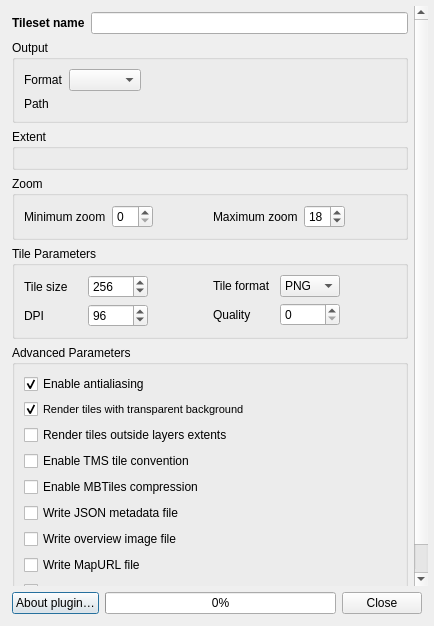
nextgis/qgis_qtiles, file src/qtiles/ui/qtilesdialogbase.ui: the form before one commit.
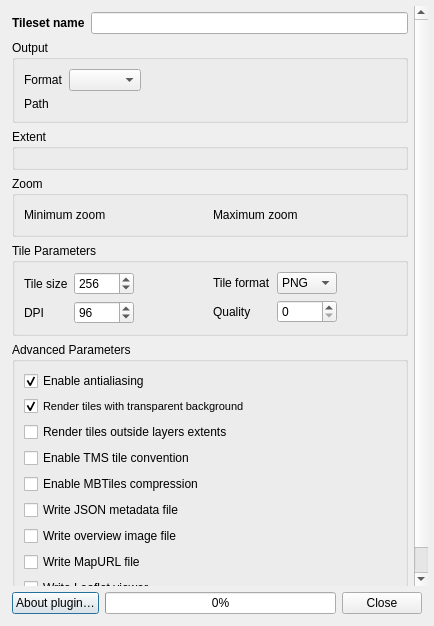
The form after the commit. Custom widgets are drawn as their Qt base class.

Commit message:
Add custom spinbox widget
QPL-317

```diff
--- a/src/qtiles/ui/qtilesdialogbase.ui
+++ b/src/qtiles/ui/qtilesdialogbase.ui
@@ -284,7 +284,7 @@
          <property name="title">
           <string>Zoom</string>
          </property>
-         <layout class="QVBoxLayout" name="verticalLayout_6">
+         <layout class="QVBoxLayout" name="verticalLayout_6" stretch="0">
           <property name="leftMargin">
            <number>9</number>
           </property>
@@ -300,7 +300,7 @@
           <item>
            <widget class="QWidget" name="zoom_widget" native="true">
             <property name="sizePolicy">
-             <sizepolicy hsizetype="Expanding" vsizetype="Preferred">
+             <sizepolicy hsizetype="Preferred" vsizetype="Preferred">
               <horstretch>0</horstretch>
               <verstretch>0</verstretch>
              </sizepolicy>
@@ -311,7 +311,7 @@
               <height>16777215</height>
              </size>
             </property>
-            <layout class="QGridLayout" name="gridLayout_3">
+            <layout class="QHBoxLayout" name="horizontalLayout_4">
              <property name="leftMargin">
               <number>0</number>
              </property>
@@ -324,9 +324,9 @@
              <property name="bottomMargin">
               <number>0</number>
              </property>
-             <item row="0" column="0">
-              <layout class="QFormLayout" name="formLayout_4">
-               <item row="0" column="0">
+             <item>
+              <layout class="QHBoxLayout" name="horizontalLayout_2">
+               <item>
                 <widget class="QLabel" name="label">
                  <property name="sizePolicy">
                   <sizepolicy hsizetype="Fixed" vsizetype="Preferred">
@@ -339,24 +339,34 @@
                  </property>
                 </widget>
                </item>
-               <item row="0" column="1">
-                <widget class="QSpinBox" name="spnZoomMin">
+               <item>
+                <widget class="ZoomLevelSpinBox" name="min_zoom_level_spinbox" native="true">
                  <property name="sizePolicy">
-                  <sizepolicy hsizetype="Fixed" vsizetype="Fixed">
+                  <sizepolicy hsizetype="Preferred" vsizetype="Preferred">
                    <horstretch>0</horstretch>
                    <verstretch>0</verstretch>
                   </sizepolicy>
                  </property>
-                 <property name="maximum">
-                  <number>40</number>
-                 </property>
                 </widget>
                </item>
+               <item>
+                <spacer name="horizontalSpacer_2">
+                 <property name="orientation">
+                  <enum>Qt::Horizontal</enum>
+                 </property>
+                 <property name="sizeHint" stdset="0">
+                  <size>
+                   <width>40</width>
+                   <height>20</height>
+                  </size>
+                 </property>
+                </spacer>
+               </item>
               </layout>
              </item>
-             <item row="0" column="1">
-              <layout class="QFormLayout" name="formLayout_5">
-               <item row="0" column="0">
+             <item>
+              <layout class="QHBoxLayout" name="horizontalLayout_3">
+               <item>
                 <widget class="QLabel" name="label_2">
                  <property name="sizePolicy">
                   <sizepolicy hsizetype="Fixed" vsizetype="Preferred">
@@ -369,25 +379,29 @@
                  </property>
                 </widget>
                </item>
-               <item row="0" column="1">
-                <widget class="QSpinBox" name="spnZoomMax">
+               <item>
+                <widget class="ZoomLevelSpinBox" name="max_zoom_level_spinbox" native="true">
                  <property name="sizePolicy">
-                  <sizepolicy hsizetype="Fixed" vsizetype="Fixed">
+                  <sizepolicy hsizetype="Preferred" vsizetype="Preferred">
                    <horstretch>0</horstretch>
                    <verstretch>0</verstretch>
                   </sizepolicy>
                  </property>
-                 <property name="minimum">
-                  <number>0</number>
-                 </property>
-                 <property name="maximum">
-                  <number>40</number>
-                 </property>
-                 <property name="value">
-                  <number>18</number>
-                 </property>
                 </widget>
                </item>
+               <item>
+                <spacer name="horizontalSpacer">
+                 <property name="orientation">
+                  <enum>Qt::Horizontal</enum>
+                 </property>
+                 <property name="sizeHint" stdset="0">
+                  <size>
+                   <width>40</width>
+                   <height>20</height>
+                  </size>
+                 </property>
+                </spacer>
+               </item>
               </layout>
              </item>
             </layout>
@@ -432,7 +446,7 @@
              <item row="0" column="1">
               <layout class="QFormLayout" name="formLayout_3">
                <property name="horizontalSpacing">
-                <number>9</number>
+                <number>6</number>
                </property>
                <item row="0" column="0">
                 <widget class="QLabel" name="label_6">
@@ -510,7 +524,7 @@
              <item row="0" column="0">
               <layout class="QFormLayout" name="formLayout">
                <property name="horizontalSpacing">
-                <number>20</number>
+                <number>6</number>
                </property>
                <item row="0" column="0">
                 <widget class="QLabel" name="label_3">
@@ -611,7 +625,7 @@
           </font>
          </property>
          <property name="styleSheet">
-          <string notr="true">QgsCollapsibleGroupBoxBasic::title, QgsCollapsibleGroupBox::title {  subcontrol-origin: margin;  subcontrol-position: top left;  margin-left: 20px;  top: 1px;}, QgsCollapsibleGroupBoxBasic::title, QgsCollapsibleGroupBox::title {  subcontrol-origin: margin;  subcontrol-position: top left;  margin-left: 20px;  margin-right: 5px;  left: 0px;  top: 2px;}QgsCollapsibleGroupBoxBasic::title, QgsCollapsibleGroupBox::title {  subcontrol-origin: margin;  subcontrol-position: top left;  margin-left: 20px;  margin-right: 5px;  left: 0px;  top: 2px;}QgsCollapsibleGroupBoxBasic::title, QgsCollapsibleGroupBox::title {  subcontrol-origin: margin;  subcontrol-position: top left;  margin-left: 20px;  margin-right: 5px;  left: 0px;  top: 2px;}QgsCollapsibleGroupBoxBasic::title, QgsCollapsibleGroupBox::title {  subcontrol-origin: margin;  subcontrol-position: top left;  margin-left: 20px;  margin-right: 5px;  left: 0px;  top: 2px;}QgsCollapsibleGroupBoxBasic::title, QgsCollapsibleGroupBox::title {  subcontrol-origin: margin;  subcontrol-position: top left;  margin-left: 20px;  margin-right: 5px;  left: 0px;  top: 2px;}QgsCollapsibleGroupBoxBasic::title, QgsCollapsibleGroupBox::title {  subcontrol-origin: margin;  subcontrol-position: top left;  margin-left: 20px;  margin-right: 5px;  left: 0px;  top: 2px;}QgsCollapsibleGroupBoxBasic::title, QgsCollapsibleGroupBox::title {  subcontrol-origin: margin;  subcontrol-position: top left;  margin-left: 20px;  margin-right: 5px;  left: 0px;  top: 2px;}QgsCollapsibleGroupBoxBasic::title, QgsCollapsibleGroupBox::title {  subcontrol-origin: margin;  subcontrol-position: top left;  margin-left: 20px;  margin-right: 5px;  left: 0px;  top: 2px;}QgsCollapsibleGroupBoxBasic::title, QgsCollapsibleGroupBox::title {  subcontrol-origin: margin;  subcontrol-position: top left;  margin-left: 20px;  margin-right: 5px;  left: 0px;  top: 2px;}QgsCollapsibleGroupBoxBasic::title, QgsCollapsibleGroupBox::title {  subcontrol-origin: margin;  subcontrol-position: top left;  margin-left: 20px;  margin-right: 5px;  left: 0px;  top: 2px;}QgsCollapsibleGroupBoxBasic::title, QgsCollapsibleGroupBox::title {  subcontrol-origin: margin;  subcontrol-position: top left;  margin-left: 20px;  margin-right: 5px;  left: 0px;  top: 2px;}QgsCollapsibleGroupBoxBasic::title, QgsCollapsibleGroupBox::title {  subcontrol-origin: margin;  subcontrol-position: top left;  margin-left: 20px;  margin-right: 5px;  left: 0px;  top: 2px;}QgsCollapsibleGroupBoxBasic::title, QgsCollapsibleGroupBox::title {  subcontrol-origin: margin;  subcontrol-position: top left;  margin-left: 20px;  margin-right: 5px;  left: 0px;  top: 2px;}QgsCollapsibleGroupBoxBasic::title, QgsCollapsibleGroupBox::title {  subcontrol-origin: margin;  subcontrol-position: top left;  margin-left: 20px;  margin-right: 5px;  left: 0px;  top: 2px;}QgsCollapsibleGroupBoxBasic::title, QgsCollapsibleGroupBox::title {  subcontrol-origin: margin;  subcontrol-position: top left;  margin-left: 20px;  margin-right: 5px;  left: 0px;  top: 2px;}QgsCollapsibleGroupBoxBasic::title, QgsCollapsibleGroupBox::title {  subcontrol-origin: margin;  subcontrol-position: top left;  margin-left: 20px;  margin-right: 5px;  left: 0px;  top: 2px;}QgsCollapsibleGroupBoxBasic::title, QgsCollapsibleGroupBox::title {  subcontrol-origin: margin;  subcontrol-position: top left;  margin-left: 20px;  margin-right: 5px;  left: 0px;  top: 2px;}QgsCollapsibleGroupBoxBasic::title, QgsCollapsibleGroupBox::title {  subcontrol-origin: margin;  subcontrol-position: top left;  margin-left: 20px;  margin-right: 5px;  left: 0px;  top: 2px;}</string>
+          <string notr="true">QgsCollapsibleGroupBoxBasic::title, QgsCollapsibleGroupBox::title {  subcontrol-origin: margin;  subcontrol-position: top left;  margin-left: 20px;  top: 1px;}, QgsCollapsibleGroupBoxBasic::title, QgsCollapsibleGroupBox::title {  subcontrol-origin: margin;  subcontrol-position: top left;  margin-left: 20px;  margin-right: 5px;  left: 0px;  top: 2px;}QgsCollapsibleGroupBoxBasic::title, QgsCollapsibleGroupBox::title {  subcontrol-origin: margin;  subcontrol-position: top left;  margin-left: 20px;  margin-right: 5px;  left: 0px;  top: 2px;}QgsCollapsibleGroupBoxBasic::title, QgsCollapsibleGroupBox::title {  subcontrol-origin: margin;  subcontrol-position: top left;  margin-left: 20px;  margin-right: 5px;  left: 0px;  top: 2px;}QgsCollapsibleGroupBoxBasic::title, QgsCollapsibleGroupBox::title {  subcontrol-origin: margin;  subcontrol-position: top left;  margin-left: 20px;  margin-right: 5px;  left: 0px;  top: 2px;}QgsCollapsibleGroupBoxBasic::title, QgsCollapsibleGroupBox::title {  subcontrol-origin: margin;  subcontrol-position: top left;  margin-left: 20px;  margin-right: 5px;  left: 0px;  top: 2px;}QgsCollapsibleGroupBoxBasic::title, QgsCollapsibleGroupBox::title {  subcontrol-origin: margin;  subcontrol-position: top left;  margin-left: 20px;  margin-right: 5px;  left: 0px;  top: 2px;}QgsCollapsibleGroupBoxBasic::title, QgsCollapsibleGroupBox::title {  subcontrol-origin: margin;  subcontrol-position: top left;  margin-left: 20px;  margin-right: 5px;  left: 0px;  top: 2px;}QgsCollapsibleGroupBoxBasic::title, QgsCollapsibleGroupBox::title {  subcontrol-origin: margin;  subcontrol-position: top left;  margin-left: 20px;  margin-right: 5px;  left: 0px;  top: 2px;}QgsCollapsibleGroupBoxBasic::title, QgsCollapsibleGroupBox::title {  subcontrol-origin: margin;  subcontrol-position: top left;  margin-left: 20px;  margin-right: 5px;  left: 0px;  top: 2px;}QgsCollapsibleGroupBoxBasic::title, QgsCollapsibleGroupBox::title {  subcontrol-origin: margin;  subcontrol-position: top left;  margin-left: 20px;  margin-right: 5px;  left: 0px;  top: 2px;}QgsCollapsibleGroupBoxBasic::title, QgsCollapsibleGroupBox::title {  subcontrol-origin: margin;  subcontrol-position: top left;  margin-left: 20px;  margin-right: 5px;  left: 0px;  top: 2px;}QgsCollapsibleGroupBoxBasic::title, QgsCollapsibleGroupBox::title {  subcontrol-origin: margin;  subcontrol-position: top left;  margin-left: 20px;  margin-right: 5px;  left: 0px;  top: 2px;}QgsCollapsibleGroupBoxBasic::title, QgsCollapsibleGroupBox::title {  subcontrol-origin: margin;  subcontrol-position: top left;  margin-left: 20px;  margin-right: 5px;  left: 0px;  top: 2px;}QgsCollapsibleGroupBoxBasic::title, QgsCollapsibleGroupBox::title {  subcontrol-origin: margin;  subcontrol-position: top left;  margin-left: 20px;  margin-right: 5px;  left: 0px;  top: 2px;}QgsCollapsibleGroupBoxBasic::title, QgsCollapsibleGroupBox::title {  subcontrol-origin: margin;  subcontrol-position: top left;  margin-left: 20px;  margin-right: 5px;  left: 0px;  top: 2px;}QgsCollapsibleGroupBoxBasic::title, QgsCollapsibleGroupBox::title {  subcontrol-origin: margin;  subcontrol-position: top left;  margin-left: 20px;  margin-right: 5px;  left: 0px;  top: 2px;}QgsCollapsibleGroupBoxBasic::title, QgsCollapsibleGroupBox::title {  subcontrol-origin: margin;  subcontrol-position: top left;  margin-left: 20px;  margin-right: 5px;  left: 0px;  top: 2px;}QgsCollapsibleGroupBoxBasic::title, QgsCollapsibleGroupBox::title {  subcontrol-origin: margin;  subcontrol-position: top left;  margin-left: 20px;  margin-right: 5px;  left: 0px;  top: 2px;}QgsCollapsibleGroupBoxBasic::title, QgsCollapsibleGroupBox::title {  subcontrol-origin: margin;  subcontrol-position: top left;  margin-left: 20px;  margin-right: 5px;  left: 0px;  top: 2px;}QgsCollapsibleGroupBoxBasic::title, QgsCollapsibleGroupBox::title {  subcontrol-origin: margin;  subcontrol-position: top left;  margin-left: 20px;  margin-right: 5px;  left: 0px;  top: 2px;}</string>
          </property>
          <property name="title">
           <string>Advanced Parameters</string>
@@ -860,6 +874,12 @@
    <header>qtiles.qtiles_extent_widget</header>
    <container>1</container>
   </customwidget>
+  <customwidget>
+   <class>ZoomLevelSpinBox</class>
+   <extends>QWidget</extends>
+   <header>qtiles.zoom_level_spin_box</header>
+   <container>1</container>
+  </customwidget>
  </customwidgets>
  <resources/>
  <connections>
```
The commit also changes 4 other files.
